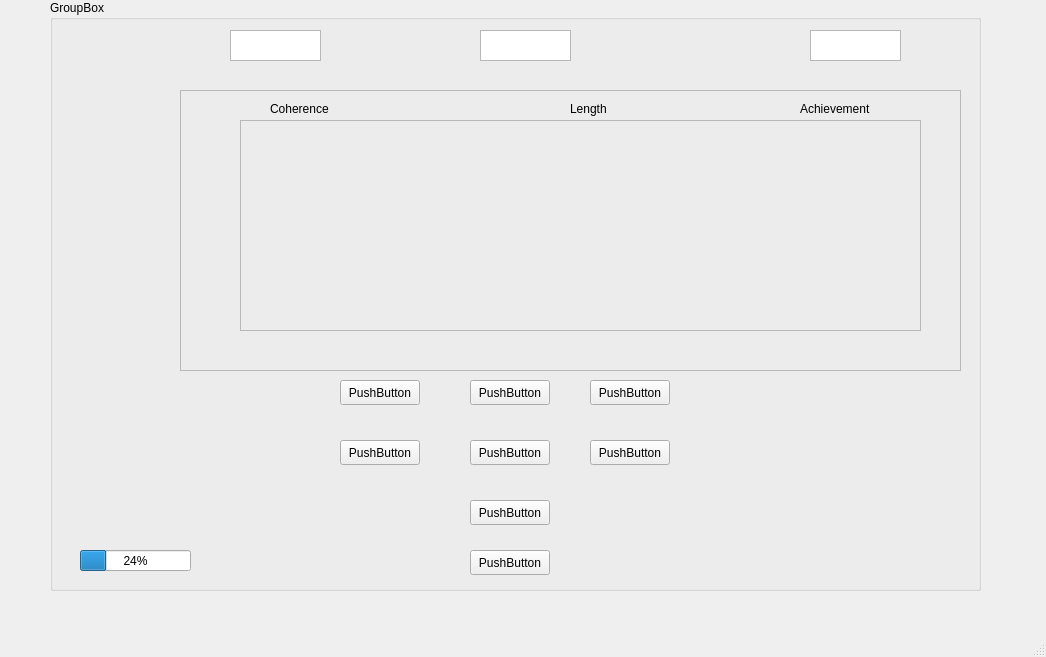
First picture: the form in FinalProject/mainwindow.ui, repository alihadimazeh/HeartWave, before the edit.
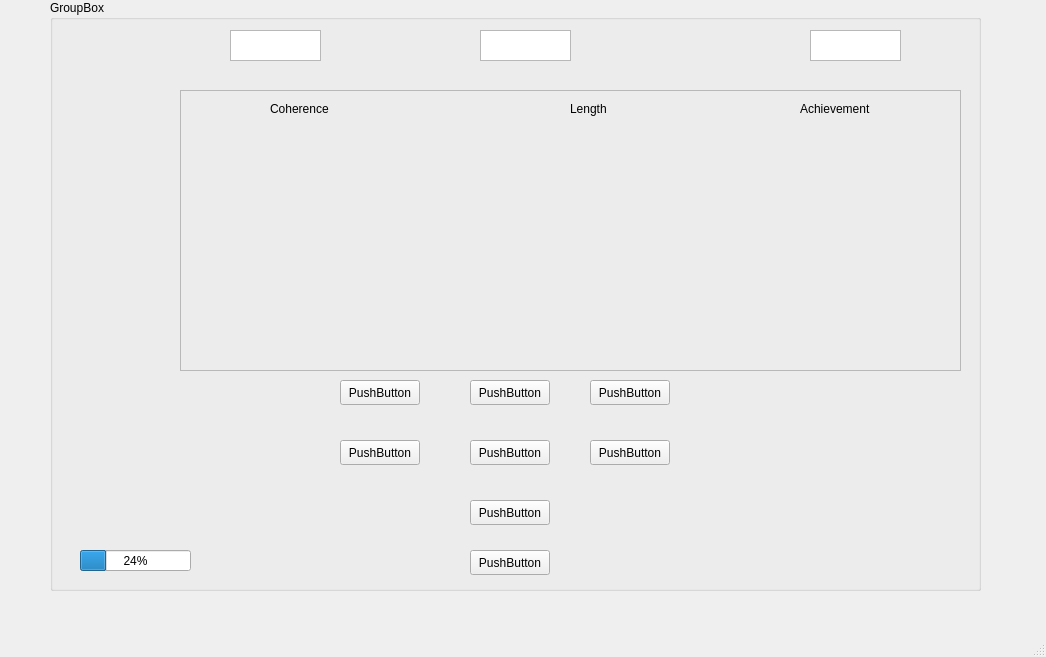
Second picture: the form after the edit. Custom widgets are drawn as their Qt base class.

Commit message: Added session class and added graph to ui

```diff
--- a/FinalProject/mainwindow.ui
+++ b/FinalProject/mainwindow.ui
@@ -41,22 +41,6 @@
      <property name="frameShadow">
       <enum>QFrame::Raised</enum>
      </property>
-     <widget class="QFrame" name="frame_2">
-      <property name="geometry">
-       <rect>
-        <x>60</x>
-        <y>30</y>
-        <width>681</width>
-        <height>211</height>
-       </rect>
-      </property>
-      <property name="frameShape">
-       <enum>QFrame::StyledPanel</enum>
-      </property>
-      <property name="frameShadow">
-       <enum>QFrame::Raised</enum>
-      </property>
-     </widget>
      <widget class="QLabel" name="label">
       <property name="geometry">
        <rect>
@@ -96,6 +80,16 @@
        <string>Length</string>
       </property>
      </widget>
+     <widget class="QCustomPlot" name="widget" native="true">
+      <property name="geometry">
+       <rect>
+        <x>49</x>
+        <y>39</y>
+        <width>681</width>
+        <height>201</height>
+       </rect>
+      </property>
+     </widget>
     </widget>
     <widget class="QProgressBar" name="progressBar">
      <property name="geometry">
@@ -258,6 +252,14 @@
   </widget>
   <widget class="QStatusBar" name="statusbar"/>
  </widget>
+ <customwidgets>
+  <customwidget>
+   <class>QCustomPlot</class>
+   <extends>QWidget</extends>
+   <header>qcustomplot.h</header>
+   <container>1</container>
+  </customwidget>
+ </customwidgets>
  <resources/>
  <connections/>
 </ui>
```
The commit also changes 5 other files.
